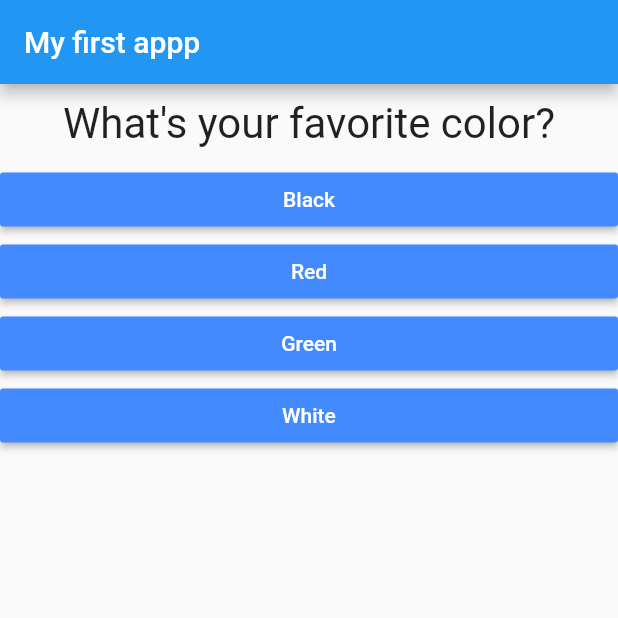
After one commit to samilz123/test-moza, a Flutter app: the screen it shows after launch, on a phone screen of 412 x 824 dp, the top half of it. The commit adds this screen. Run offline on Flutter 3.47's test engine with Material 2 defaults, Android fonts, the phone set to English and light mode, and no system bars.

Commit message:
added quiz + result widget

```diff
--- a/lib/main.dart
+++ b/lib/main.dart
@@ -1,7 +1,7 @@
+import 'package:first_app/result.dart';
 import 'package:flutter/material.dart';
-import './question.dart';
-import './answer.dart';
-
+import './quiz.dart';
+import 'result.dart';
 /*void main() {
   runApp(MyApp());
 }*/
@@ -17,7 +17,7 @@ class MyApp extends StatefulWidget {
 }
 
 class _MyAppState extends State<MyApp> {
-  final List questions = const [
+  final List<Map<String, Object>> _questions = const [
     {
       'questionText': "What's your favorite color?",
       'answers': ['Black', 'Red', 'Green', 'White'],
@@ -40,7 +40,7 @@ class _MyAppState extends State<MyApp> {
     });
     //print('Answer chosen!');
     print(_questionIndex);
-    if (_questionIndex < questions.length) {
+    if (_questionIndex < _questions.length) {
       print('We have more questions!');
     } else
       print('finished!');
@@ -53,21 +53,13 @@ class _MyAppState extends State<MyApp> {
         appBar: AppBar(
           title: Text('My first appp'),
         ),
-        body: _questionIndex < questions.length
-            ? Column(
-                children: [
-                  Question(
-                    questions[_questionIndex]['questionText'],
-                  ),
-                  ...(questions[_questionIndex]['answers'] as List<String>)
-                      .map((answer) {
-                    return Answer(_answerQuestion, answer);
-                  }).toList()
-                ],
+        body: _questionIndex < _questions.length
+            ? Quiz(
+                answerQuestion: _answerQuestion,
+                questionIndex: _questionIndex,
+                questions: _questions,
               )
-            : Center(
-                child: Text('No more questions habibi!'),
-              ),
+            : Result(),
       ),
     );
   }
--- /dev/null
+++ b/lib/quiz.dart
@@ -0,0 +1,29 @@
+import 'package:flutter/material.dart';
+import './question.dart';
+import 'answer.dart';
+
+class Quiz extends StatelessWidget {
+  final List questions;
+  final int questionIndex;
+  final Function answerQuestion;
+
+  Quiz({
+    required this.questions,
+    required this.answerQuestion,
+    required this.questionIndex,
+  });
+
+  @override
+  Widget build(BuildContext context) {
+    return Column(
+      children: [
+        Question(
+          questions[questionIndex]['questionText'],
+        ),
+        ...(questions[questionIndex]['answers'] as List).map((answer) {
+          return Answer(answerQuestion, answer);
+        }).toList()
+      ],
+    );
+  }
+}
```
Also changed, not shown: lib/result.dart (added, +10 -0 lines).
